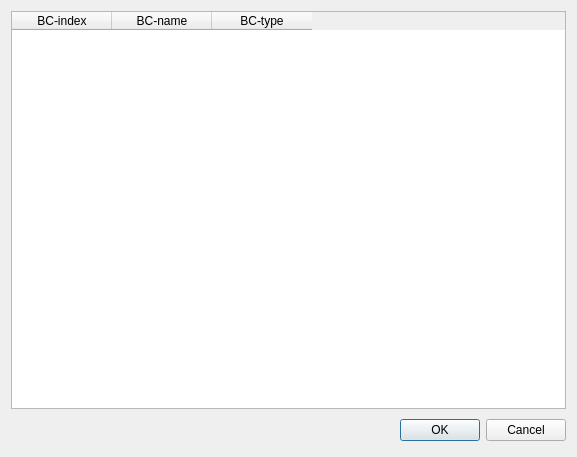
Above: src/guieditboundaryconditions.ui from enGits/engrid before the change. Below: the same form after it.
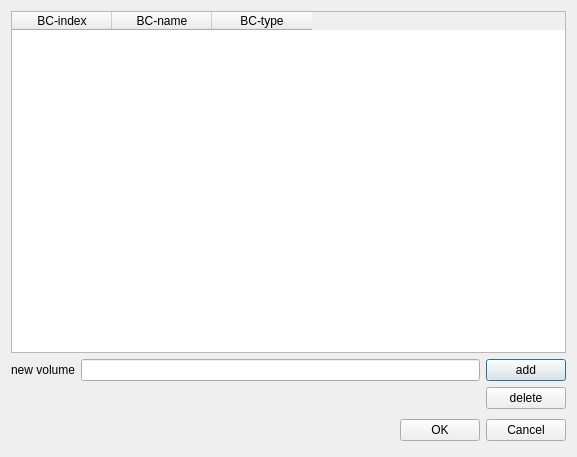
That is the form after the change. Icons and pictures are not drawn.

Commit message: added multiple volume support

```diff
--- a/src/guieditboundaryconditions.ui
+++ b/src/guieditboundaryconditions.ui
@@ -40,8 +40,36 @@
     </widget>
    </item>
    <item>
-    <layout class="QHBoxLayout" >
-     <property name="spacing" >
+    <layout class="QGridLayout" name="gridLayout">
+     <item row="0" column="0">
+      <widget class="QLabel" name="label">
+       <property name="text">
+        <string>new volume</string>
+       </property>
+      </widget>
+     </item>
+     <item row="0" column="1">
+      <widget class="QLineEdit" name="lineEditVolume"/>
+     </item>
+     <item row="0" column="2">
+      <widget class="QPushButton" name="pushButtonAdd">
+       <property name="text">
+        <string>add</string>
+       </property>
+      </widget>
+     </item>
+     <item row="1" column="2">
+      <widget class="QPushButton" name="pushButtonDelete">
+       <property name="text">
+        <string>delete</string>
+       </property>
+      </widget>
+     </item>
+    </layout>
+   </item>
+   <item>
+    <layout class="QHBoxLayout">
+     <property name="spacing">
       <number>6</number>
      </property>
      <property name="margin" >
```
Left out of the diff: 49 changed lines with no effect on the pictures. The commit also changes 2 other files.
